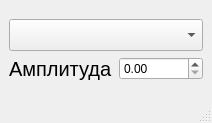
Before: the Qt Designer form ui/mainform.ui in irsural/calibrator_pc, drawn with Qt 5.
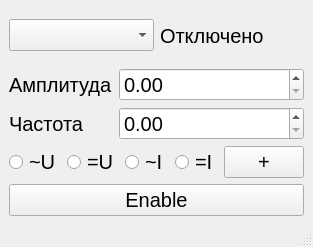
After: the same form once the commit is applied.

What changed in the file:
```diff
--- a/ui/mainform.ui
+++ b/ui/mainform.ui
@@ -6,8 +6,8 @@
    <rect>
     <x>0</x>
     <y>0</y>
-    <width>212</width>
-    <height>123</height>
+    <width>313</width>
+    <height>247</height>
    </rect>
   </property>
   <property name="windowTitle">
@@ -18,17 +18,33 @@
     <item row="0" column="0">
      <layout class="QVBoxLayout" name="verticalLayout">
       <item>
-       <widget class="QComboBox" name="clb_list_combobox">
-        <property name="font">
-         <font>
-          <pointsize>15</pointsize>
-         </font>
-        </property>
-       </widget>
+       <layout class="QHBoxLayout" name="horizontalLayout_3">
+        <item>
+         <widget class="QComboBox" name="clb_list_combobox">
+          <property name="font">
+           <font>
+            <pointsize>15</pointsize>
+           </font>
+          </property>
+         </widget>
+        </item>
+        <item>
+         <widget class="QLabel" name="usb_state_label">
+          <property name="font">
+           <font>
+            <pointsize>15</pointsize>
+           </font>
+          </property>
+          <property name="text">
+           <string>Отключено</string>
+          </property>
+         </widget>
+        </item>
+       </layout>
       </item>
       <item>
-       <layout class="QHBoxLayout" name="horizontalLayout">
-        <item>
+       <layout class="QFormLayout" name="formLayout">
+        <item row="0" column="0">
          <widget class="QLabel" name="amplitude_label">
           <property name="font">
            <font>
@@ -40,17 +56,129 @@
           </property>
          </widget>
         </item>
-        <item>
+        <item row="0" column="1">
          <widget class="QDoubleSpinBox" name="amplitude_spinbox">
+          <property name="font">
+           <font>
+            <pointsize>15</pointsize>
+           </font>
+          </property>
           <property name="maximum">
            <double>600.000000000000000</double>
           </property>
          </widget>
         </item>
+        <item row="1" column="0">
+         <widget class="QLabel" name="frequency_label">
+          <property name="font">
+           <font>
+            <pointsize>15</pointsize>
+           </font>
+          </property>
+          <property name="text">
+           <string>Частота</string>
+          </property>
+         </widget>
+        </item>
+        <item row="1" column="1">
+         <widget class="QDoubleSpinBox" name="frequency_spinbox">
+          <property name="font">
+           <font>
+            <pointsize>15</pointsize>
+           </font>
+          </property>
+         </widget>
+        </item>
        </layout>
       </item>
      </layout>
     </item>
+    <item row="1" column="0">
+     <layout class="QHBoxLayout" name="horizontalLayout">
+      <item>
+       <layout class="QHBoxLayout" name="horizontalLayout_2">
+        <item>
+         <widget class="QRadioButton" name="acv_radio">
+          <property name="font">
+           <font>
+            <pointsize>15</pointsize>
+           </font>
+          </property>
+          <property name="text">
+           <string>~U</string>
+          </property>
+         </widget>
+        </item>
+        <item>
+         <widget class="QRadioButton" name="dcv_radio">
+          <property name="font">
+           <font>
+            <pointsize>15</pointsize>
+           </font>
+          </property>
+          <property name="text">
+           <string>=U</string>
+          </property>
+         </widget>
+        </item>
+        <item>
+         <widget class="QRadioButton" name="aci_radio">
+          <property name="font">
+           <font>
+            <pointsize>15</pointsize>
+           </font>
+          </property>
+          <property name="text">
+           <string>~I</string>
+          </property>
+         </widget>
+        </item>
+        <item>
+         <widget class="QRadioButton" name="dci_radio">
+          <property name="font">
+           <font>
+            <pointsize>15</pointsize>
+           </font>
+          </property>
+          <property name="text">
+           <string>=I</string>
+          </property>
+         </widget>
+        </item>
+        <item>
+         <widget class="QPushButton" name="polarity_button">
+          <property name="font">
+           <font>
+            <pointsize>15</pointsize>
+           </font>
+          </property>
+          <property name="text">
+           <string>+</string>
+          </property>
+          <property name="checkable">
+           <bool>true</bool>
+          </property>
+         </widget>
+        </item>
+       </layout>
+      </item>
+     </layout>
+    </item>
+    <item row="2" column="0">
+     <widget class="QPushButton" name="enable_button">
+      <property name="font">
+       <font>
+        <pointsize>15</pointsize>
+       </font>
+      </property>
+      <property name="text">
+       <string>Enable</string>
+      </property>
+      <property name="checkable">
+       <bool>true</bool>
+      </property>
+     </widget>
+    </item>
    </layout>
   </widget>
   <widget class="QMenuBar" name="menubar">
```
Left out of the diff: 2 changed lines with no effect on the pictures.
